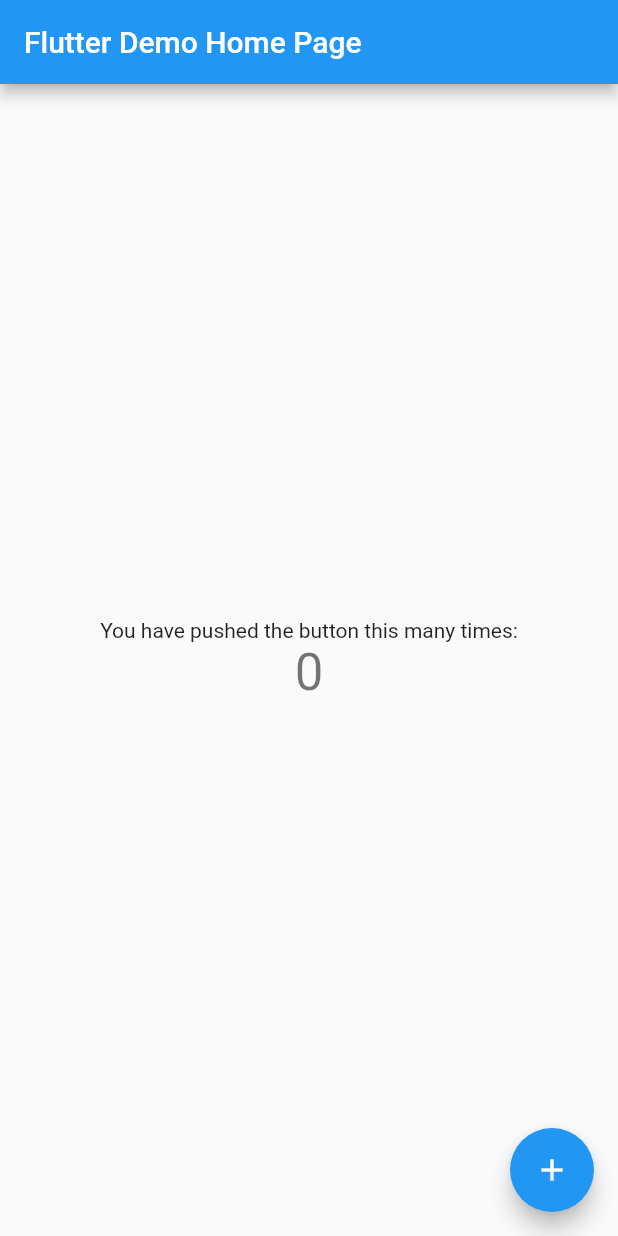
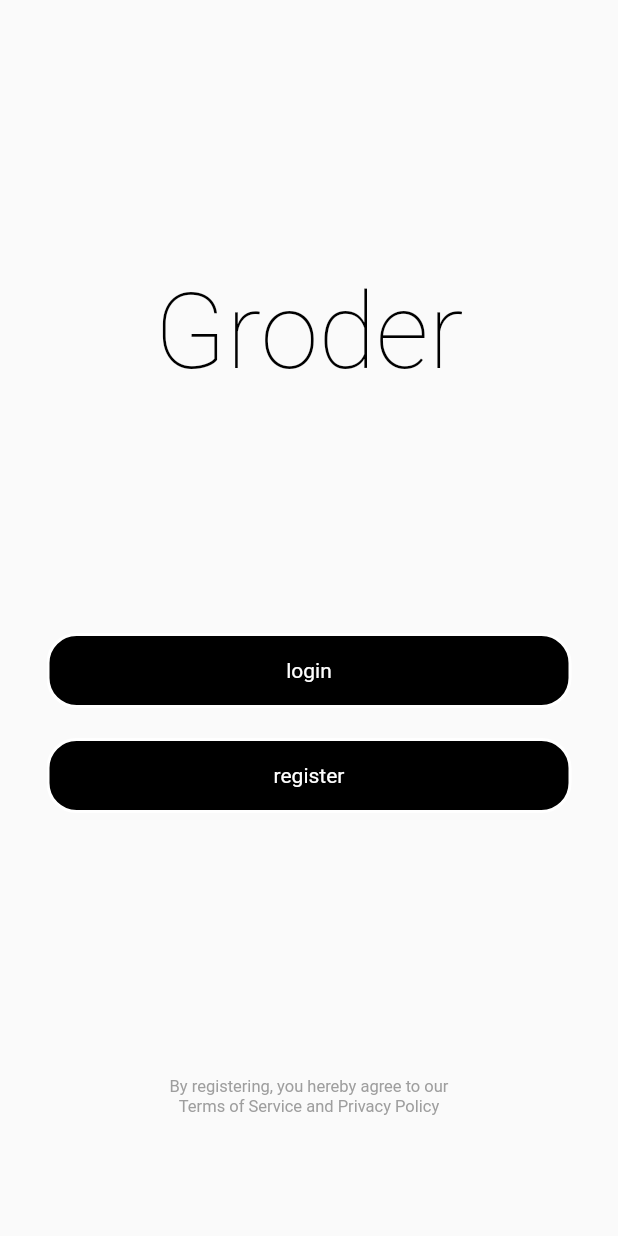
Before and after one commit to GroderApp/groder, a Flutter app: the screen it shows after launch, on a phone screen of 412 x 824 dp. Run offline on Flutter 3.47's test engine with Material 2 defaults, Android fonts, the phone set to English and light mode, and no system bars; our stand-ins replace cloud_firestore, firebase_auth, firebase_core; accounts and stored records are empty; Roboto replaces fonts that are missing (Baloo).

Commit message:
Firebase Auth
Implemented Firebase Authentication and developed project structure

```diff
--- /dev/null
+++ b/lib/authScreens/authenticate.dart
@@ -0,0 +1,345 @@
+import 'package:flutter/material.dart';
+import 'package:groder/authScreens/sign_in.dart';
+
+class Authenticate extends StatefulWidget {
+  const Authenticate({Key? key}) : super(key: key);
+
+  @override
+  _AuthenticateState createState() => _AuthenticateState();
+}
+
+class _AuthenticateState extends State<Authenticate> {
+  bool loginTapped = false;
+  bool registerTapped = false;
+
+  @override
+  Widget build(BuildContext context) {
+    double width = MediaQuery.of(context).size.width;
+
+    return Scaffold(
+      body: Center(
+        child: Stack(
+          children: <Widget>[
+            Center(
+              child: Column(
+                children: [
+                  SizedBox(
+                    height: 180,
+                  ),
+                  Text(
+                    "Groder",
+                    style: TextStyle(
+                        color: Colors.black,
+                        fontSize: 70,
+                        fontWeight: FontWeight.w200),
+                  ),
+                  SizedBox(height: 160),
+                  SingleChildScrollView(
+                    child: Column(
+                      crossAxisAlignment: CrossAxisAlignment.center,
+                      children: [
+                        AnimatedCrossFade(
+                          firstChild: GestureDetector(
+                            onTap: () {
+                              setState(() {
+                                loginTapped = !loginTapped;
+                                registerTapped = false;
+                              });
+                            },
+                            child: AnimatedContainer(
+                              height: 50,
+                              width: 350,
+                              duration: Duration(milliseconds: 300),
+                              decoration: BoxDecoration(
+                                  border: loginTapped
+                                      ? null
+                                      : Border.all(
+                                    color: Colors.white,
+                                    width: 2,
+                                  ),
+                                  borderRadius: BorderRadius.circular(20),
+                                  color: loginTapped
+                                      ? Colors.lightGreen
+                                      : Colors.black),
+                              child: Center(
+                                child: Text(
+                                  "login",
+                                  style: TextStyle(
+                                      color: loginTapped
+                                          ? Colors.black
+                                          : Colors.white),
+                                ),
+                              ),
+                            ),
+                          ),
+                          secondChild: Column(
+                            children: [
+                              GestureDetector(
+                                onTap: () {
+                                  setState(() {
+                                    loginTapped = !loginTapped;
+                                    registerTapped = false;
+                                  });
+                                },
+                                child: AnimatedContainer(
+                                  height: 50,
+                                  width: 350,
+                                  duration: Duration(milliseconds: 300),
+                                  decoration: BoxDecoration(
+                                      border: loginTapped
+                                          ? null
+                                          : Border.all(
+                                        color: Colors.white,
+                                        width: 2,
+                                      ),
+                                      borderRadius: BorderRadius.circular(20),
+                                      color: loginTapped
+                                          ? Colors.lightGreen
+                                          : Colors.black),
+                                  child: Center(
+                                    child: Text(
+                                      "login",
+                                      style: TextStyle(
+                                          color: loginTapped
+                                              ? Colors.black
+                                              : Colors.white),
+                                    ),
+                                  ),
+                                ),
+                              ),
+                              SizedBox(
+                                height: 20,
+                              ),
+                              GestureDetector(
+                                onTap: () {
+                                  Navigator.push(
+                                      context,
+                                      MaterialPageRoute(
+                                          builder: (context) => SignIn()));
+                                },
+                                child: Container(
+                                  height: 50,
+                                  width: 350,
+                                  decoration: BoxDecoration(
+                                      borderRadius: BorderRadius.circular(20),
+                                      color: Colors.white),
+                                  child: Center(
+                                    child: Text(
+                                      "with email",
+                                      style: TextStyle(color: Colors.black),
+                                    ),
+                                  ),
+                                ),
+                              ),
+                              SizedBox(
+                                height: 20,
+                              ),
+                              GestureDetector(
+                                onTap: () {},
+                                child: Container(
+                                  height: 50,
+                                  width: 350,
+                                  decoration: BoxDecoration(
+                                      borderRadius: BorderRadius.circular(20),
+                                      color: Colors.white),
+                                  child: Center(
+                                    child: Text(
+                                      "with google",
+                                      style: TextStyle(color: Colors.black),
+                                    ),
+                                  ),
+                                ),
+                              ),
+                              SizedBox(
+                                height: 20,
+                              ),
+                              GestureDetector(
+                                onTap: () {},
+                                child: Container(
+                                  height: 50,
+                                  width: 350,
+                                  decoration: BoxDecoration(
+                                      borderRadius: BorderRadius.circular(20),
+                                      color: Colors.white),
+                                  child: Center(
+                                    child: Text(
+                                      "with apple",
+                                      style: TextStyle(color: Colors.black),
+                                    ),
+                                  ),
+                                ),
+                              ),
+                            ],
+                          ),
+                          crossFadeState: loginTapped
+                              ? CrossFadeState.showSecond
+                              : CrossFadeState.showFirst,
+                          duration: Duration(milliseconds: 300),
+                        ),
+                        SizedBox(
+                          height: 20,
+                        ),
+                        AnimatedCrossFade(
+                          firstChild: GestureDetector(
+                            onTap: () {
+                              setState(() {
+                                registerTapped = !registerTapped;
+                                loginTapped = false;
+                              });
+                            },
+                            child: AnimatedContainer(
+                              height: 50,
+                              width: 350,
+                              duration: Duration(milliseconds: 300),
+                              decoration: BoxDecoration(
+                                  border: registerTapped
+                                      ? null
+                                      : Border.all(
+                                    color: Colors.white,
+                                    width: 2,
+                                  ),
+                                  borderRadius: BorderRadius.circular(20),
+                                  color: registerTapped
+                                      ? Colors.lightGreen
+                                      : Colors.black),
+                              child: Center(
+                                child: Text(
+                                  "register",
+                                  style: TextStyle(
+                                      color: registerTapped
+                                          ? Colors.black
+                                          : Colors.white),
+                                ),
+                              ),
+                            ),
+                          ),
+                          secondChild: Column(
+                            children: [
+                              GestureDetector(
+                                onTap: () {
+                                  setState(() {
+                                    registerTapped = !registerTapped;
+                                    loginTapped = false;
+                                  });
+                                },
+                                child: AnimatedContainer(
+                                  height: 50,
+                                  width: 350,
+                                  duration: Duration(milliseconds: 300),
+                                  decoration: BoxDecoration(
+                                      border: registerTapped
+                                          ? null
+                                          : Border.all(
+                                        color: Colors.white,
+                                        width: 2,
+                                      ),
+                                      borderRadius: BorderRadius.circular(20),
+                                      color: registerTapped
+                                          ? Colors.lightGreen
+                                          : Colors.black),
+                                  child: Center(
+                                    child: Text(
+                                      "register",
+                                      style: TextStyle(
+                                          color: registerTapped
+                                              ? Colors.black
+                                              : Colors.white),
+                                    ),
+                                  ),
+                                ),
+                              ),
+                              SizedBox(
+                                height: 20,
+                              ),
+                              GestureDetector(
+                                onTap: () {},
+                                child: Container(
+                                  height: 50,
+                                  width: 350,
+                                  decoration: BoxDecoration(
+                                      borderRadius: BorderRadius.circular(20),
+                                      color: Colors.white),
+                                  child: Center(
+                                    child: Text(
+                                      "with email",
+                                      style: TextStyle(color: Colors.black),
+                                    ),
+                                  ),
+                                ),
+                              ),
+                              SizedBox(
+                                height: 20,
+                              ),
+                              GestureDetector(
+                                onTap: () {},
+                                child: Container(
+                                  height: 50,
+                                  width: 350,
+                                  decoration: BoxDecoration(
+                                      borderRadius: BorderRadius.circular(20),
+                                      color: Colors.white),
+                                  child: Center(
+                                    child: Text(
+                                      "with google",
+                                      style: TextStyle(color: Colors.black),
+                                    ),
+                                  ),
+                                ),
+                              ),
+                              SizedBox(
+                                height: 20,
+                              ),
+                              GestureDetector(
+                                onTap: () {},
+                                child: Container(
+                                  height: 50,
+                                  width: 350,
+                                  decoration: BoxDecoration(
+                                      borderRadius: BorderRadius.circular(20),
+                                      color: Colors.white),
+                                  child: Center(
+                                    child: Text(
+                                      "with apple",
+                                      style: TextStyle(color: Colors.black),
+                                    ),
+                                  ),
+                                ),
+                              ),
+                              SizedBox(
+                                height: 20,
+                              ),
+                            ],
+                          ),
+                          crossFadeState: registerTapped
+                              ? CrossFadeState.showSecond
+                              : CrossFadeState.showFirst,
+                          duration: Duration(milliseconds: 300),
+                        ),
+                      ],
+                    ),
+                  ),
+                ],
+              ),
+            ),
+            Positioned(
+              bottom: 80,
+              width: width,
+              child: Padding(
+                padding: const EdgeInsets.symmetric(horizontal: 20.0),
+                child: Text(
+                  "By registering, you hereby agree to our\nTerms of Service and Privacy Policy",
+                  textAlign: TextAlign.center,
+                  style: TextStyle(
+                    fontFamily: 'Baloo',
+                    fontSize: 11,
+                    color: Colors.grey,
+                  ),
+                ),
+              ),
+            )
+          ],
+        ),
+      ),
+    );
+  }
+}
--- a/lib/main.dart
+++ b/lib/main.dart
@@ -1,6 +1,15 @@
+import 'package:cloud_firestore/cloud_firestore.dart';
+import 'package:firebase_auth/firebase_auth.dart';
 import 'package:flutter/material.dart';
+import 'package:firebase_core/firebase_core.dart';
+import 'package:groder/authScreens/authenticate.dart';
+import 'package:groder/home.dart';
+import 'package:groder/services/authentication_service.dart';
+import 'package:provider/provider.dart';
 
-void main() {
+Future<void> main() async {
+  WidgetsFlutterBinding.ensureInitialized();
+  await Firebase.initializeApp();
   runApp(const MyApp());
 }
 
@@ -10,106 +19,40 @@ class MyApp extends StatelessWidget {
   // This widget is the root of your application.
   @override
   Widget build(BuildContext context) {
-    return MaterialApp(
-      title: 'Flutter Demo',
-      theme: ThemeData(
-        // This is the theme of your application.
-        //
-        // Try running your application with "flutter run". You'll see the
-        // application has a blue toolbar. Then, without quitting the app, try
-        // changing the primarySwatch below to Colors.green and then invoke
-        // "hot reload" (press "r" in the console where you ran "flutter run",
-        // or simply save your changes to "hot reload" in a Flutter IDE).
-        // Notice that the counter didn't reset back to zero; the application
-        // is not restarted.
-        primarySwatch: Colors.blue,
-      ),
-      home: const MyHomePage(title: 'Flutter Demo Home Page'),
+    return MultiProvider(
+          providers: [
+            Provider<AuthenticationService>(
+                create: (_) => AuthenticationService(FirebaseAuth.instance),
+            ),
+
+            StreamProvider(
+              create: (context) => context.read<AuthenticationService>().authStateChanges,
+              initialData: null,
+            )
+          ],
+          child: MaterialApp(
+            title: 'Groder',
+            theme: ThemeData(
+            primarySwatch: Colors.green,
+            ),
+          home: AuthenticationWrapper(),
+        ),
     );
   }
 }
 
-class MyHomePage extends StatefulWidget {
-  const MyHomePage({Key? key, required this.title}) : super(key: key);
-
-  // This widget is the home page of your application. It is stateful, meaning
-  // that it has a State object (defined below) that contains fields that affect
-  // how it looks.
-
-  // This class is the configuration for the state. It holds the values (in this
-  // case the title) provided by the parent (in this case the App widget) and
-  // used by the build method of the State. Fields in a Widget subclass are
-  // always marked "final".
-
-  final String title;
-
-  @override
-  State<MyHomePage> createState() => _MyHomePageState();
-}
-
-class _MyHomePageState extends State<MyHomePage> {
-  int _counter = 0;
-
-  void _incrementCounter() {
-    setState(() {
-      // This call to setState tells the Flutter framework that something has
-      // changed in this State, which causes it to rerun the build method below
-      // so that the display can reflect the updated values. If we changed
-      // _counter without calling setState(), then the build method would not be
-      // called again, and so nothing would appear to happen.
-      _counter++;
-    });
-  }
+class AuthenticationWrapper extends StatelessWidget {
+  const AuthenticationWrapper({Key? key}) : super(key: key);
 
   @override
   Widget build(BuildContext context) {
-    // This method is rerun every time setState is called, for instance as done
-    // by the _incrementCounter method above.
-    //
-    // The Flutter framework has been optimized to make rerunning build methods
-    // fast, so that you can just rebuild anything that needs updating rather
-    // than having to individually change instances of widgets.
-    return Scaffold(
-      appBar: AppBar(
-        // Here we take the value from the MyHomePage object that was created by
-        // the App.build method, and use it to set our appbar title.
-        title: Text(widget.title),
-      ),
-      body: Center(
-        // Center is a layout widget. It takes a single child and positions it
-        // in the middle of the parent.
-        child: Column(
-          // Column is also a layout widget. It takes a list of children and
-          // arranges them vertically. By default, it sizes itself to fit its
-          // children horizontally, and tries to be as tall as its parent.
-          //
-          // Invoke "debug painting" (press "p" in the console, choose the
-          // "Toggle Debug Paint" action from the Flutter Inspector in Android
-          // Studio, or the "Toggle Debug Paint" command in Visual Studio Code)
-          // to see the wireframe for each widget.
-          //
-          // Column has various properties to control how it sizes itself and
-          // how it positions its children. Here we use mainAxisAlignment to
-          // center the children vertically; the main axis here is the vertical
-          // axis because Columns are vertical (the cross axis would be
-          // horizontal).
-          mainAxisAlignment: MainAxisAlignment.center,
-          children: <Widget>[
-            const Text(
-              'You have pushed the button this many times:',
-            ),
-            Text(
-              '$_counter',
-              style: Theme.of(context).textTheme.headline4,
-            ),
-          ],
-        ),
-      ),
-      floatingActionButton: FloatingActionButton(
-        onPressed: _incrementCounter,
-        tooltip: 'Increment',
-        child: const Icon(Icons.add),
-      ), // This trailing comma makes auto-formatting nicer for build methods.
-    );
+    final firebaseUser = context.watch<User?>();
+    if(firebaseUser == null) {
+      print("Signed out");
+      return Authenticate();
+    } else {
+      print("Signed In");
+      return HomePage();
+    }
   }
 }
--- a/pubspec.yaml
+++ b/pubspec.yaml
@@ -34,6 +34,11 @@ dependencies:
   # The following adds the Cupertino Icons font to your application.
   # Use with the CupertinoIcons class for iOS style icons.
   cupertino_icons: ^1.0.2
+  firebase_core: ^1.8.0
+  firebase_analytics: ^8.3.4
+  firebase_auth: ^3.1.4
+  cloud_firestore: ^2.5.4
+  provider: ^6.0.1
 
 dev_dependencies:
   flutter_test:
```
Also changed, not shown: lib/authScreens/sign_in.dart (added, +163 -0 lines), lib/authScreens/sign_up.dart (added, +11 -0 lines), lib/home.dart (added, +23 -0 lines), lib/services/authentication_service.dart (added, +36 -0 lines), pubspec.lock, 39 other files.
